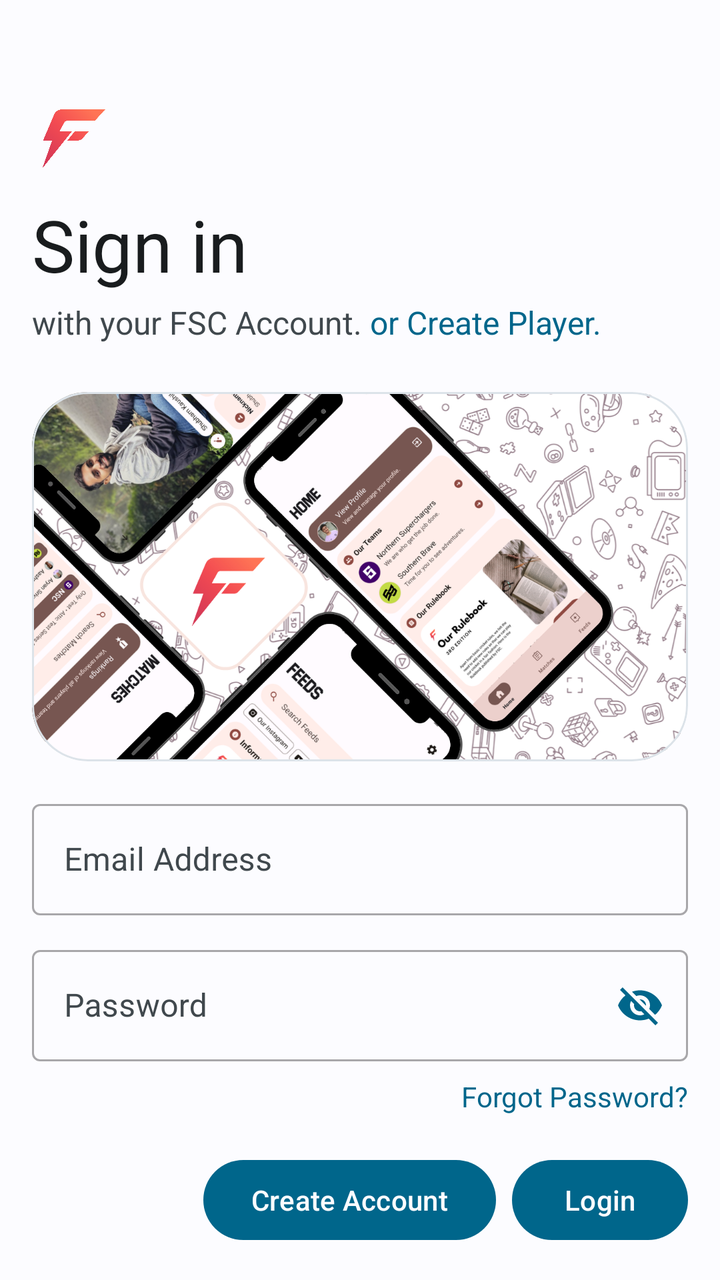
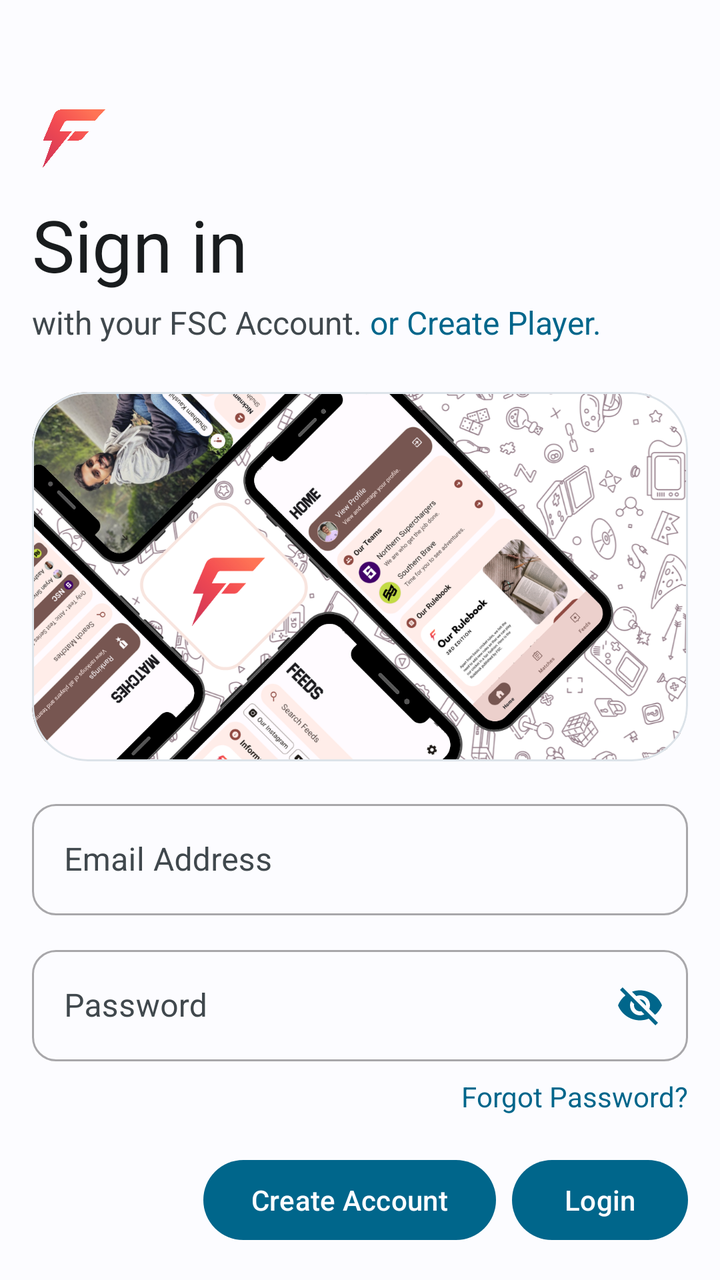

Compare the two renders of this Android layout. The source of the first and the diff that turns it into the second are given below.
<!-- AndroidManifest.xml: application theme Theme.Main -->
<!-- res/layout/activity_login.xml -->
<?xml version="1.0" encoding="utf-8"?>
<androidx.constraintlayout.widget.ConstraintLayout xmlns:android="http://schemas.android.com/apk/res/android"
    xmlns:app="http://schemas.android.com/apk/res-auto"
    xmlns:tools="http://schemas.android.com/tools"
    android:layout_width="match_parent"
    android:background="?attr/screen_background"
    android:layout_height="match_parent"
    tools:context=".Activity.LoginActivity">

    <ImageView
        android:id="@+id/imageView"
        android:layout_width="54dp"
        android:layout_height="54dp"
        android:layout_marginTop="40dp"
        android:layout_marginStart="8dp"
        android:transitionName="logo"
        android:src="@drawable/fsc_logo"
        app:layout_constraintStart_toStartOf="parent"
        app:layout_constraintTop_toTopOf="parent" />

    <TextView
        android:id="@+id/textView2"
        android:layout_width="wrap_content"
        android:layout_height="wrap_content"
        android:layout_gravity="center"
        android:layout_marginStart="16dp"
        android:text="Sign in"
        android:layout_marginTop="4dp"
        android:fontFamily="@font/shirt_no_font"
        android:textColor="?attr/main_text"
        android:textSize="36sp"
        app:layout_constraintStart_toStartOf="parent"
        app:layout_constraintTop_toBottomOf="@+id/imageView" />

    <TextView
        android:layout_width="wrap_content"
        android:id="@+id/sign_text"
        android:layout_height="wrap_content"
        android:text="with your FSC Account."
        android:textColor="?attr/secondary_text"
        android:textSize="16sp"
        android:layout_marginTop="4dp"
        android:layout_marginStart="16dp"
        app:layout_constraintStart_toStartOf="parent"
        app:layout_constraintTop_toBottomOf="@+id/textView2" />

    <TextView
        android:id="@+id/learn_more_btn"
        android:layout_width="wrap_content"
        android:layout_height="wrap_content"
        android:layout_marginTop="4dp"
        android:text=" or Create Player."
        android:textColor="?attr/button_background"
        android:textSize="16sp"
        app:layout_constraintStart_toEndOf="@+id/sign_text"
        app:layout_constraintTop_toBottomOf="@+id/textView2" />

    <androidx.constraintlayout.widget.ConstraintLayout
        android:id="@+id/constraintLayout4"
        android:layout_width="match_parent"
        android:layout_height="wrap_content"
        android:layout_marginHorizontal="16dp"
        android:layout_marginVertical="24dp"
        app:layout_constraintEnd_toEndOf="parent"
        app:layout_constraintStart_toStartOf="parent"
        app:layout_constraintTop_toBottomOf="@id/sign_text">

        <com.google.android.material.card.MaterialCardView
            android:id="@+id/thumbnail_parent"
            android:layout_width="0dp"
            android:layout_height="0dp"
            app:cardBackgroundColor="?attr/ui_background"
            app:cardCornerRadius="28dp"
            app:cardElevation="0dp"
            app:layout_constraintDimensionRatio="16:9"
            app:layout_constraintEnd_toEndOf="parent"
            app:layout_constraintStart_toStartOf="parent"
            app:layout_constraintTop_toTopOf="parent"
            app:strokeColor="?attr/bar_background">

            <ImageView
                android:id="@+id/add_thumbnail"
                android:layout_width="match_parent"
                android:layout_height="match_parent"
                android:scaleType="centerCrop"
                android:src="@drawable/banner_image" />

        </com.google.android.material.card.MaterialCardView>
    </androidx.constraintlayout.widget.ConstraintLayout>

    <com.google.android.material.textfield.TextInputLayout
        android:id="@+id/emaillog_parent"
        style="@style/Widget.MaterialComponents.TextInputLayout.OutlinedBox"
        android:layout_width="match_parent"
        android:layout_height="wrap_content"
        android:layout_marginHorizontal="16dp"
        android:hint="Email Address"
        android:textColorHint="?attr/secondary_text"
        android:layout_marginTop="16dp"
        app:hintTextColor="?attr/button_background"
        app:layout_constraintEnd_toEndOf="parent"
        app:layout_constraintStart_toStartOf="parent"
        app:layout_constraintTop_toBottomOf="@+id/constraintLayout4"
        app:placeholderTextColor="?attr/button_background">

        <com.google.android.material.textfield.TextInputEditText
            android:id="@+id/emaillog"
            android:layout_width="match_parent"
            android:layout_height="wrap_content"
            android:inputType="textEmailAddress"
            android:textColor="?attr/main_text"
            android:textColorHint="?attr/secondary_text" />

    </com.google.android.material.textfield.TextInputLayout>


    <com.google.android.material.textfield.TextInputLayout
        android:id="@+id/passwordlog_parent"
        style="@style/Widget.MaterialComponents.TextInputLayout.OutlinedBox"
        android:layout_width="match_parent"
        android:layout_height="wrap_content"
        android:layout_marginHorizontal="16dp"
        android:hint="Password"
        android:layout_marginTop="12dp"
        android:textColorHint="?attr/secondary_text"
        app:hintTextColor="?attr/button_background"
        app:layout_constraintEnd_toEndOf="parent"
        app:layout_constraintStart_toStartOf="parent"
        app:layout_constraintTop_toBottomOf="@+id/emaillog_parent"
        app:endIconMode="password_toggle"
        app:endIconTint="?attr/button_background"
        app:placeholderTextColor="?attr/button_background">

        <com.google.android.material.textfield.TextInputEditText
            android:id="@+id/passwordlog"
            android:layout_width="match_parent"
            android:layout_height="wrap_content"
            android:inputType="textPassword|textWebPassword|textVisiblePassword"
            android:textColor="?attr/main_text"
            android:textColorHint="?attr/secondary_text" />

    </com.google.android.material.textfield.TextInputLayout>

    <TextView
        android:id="@+id/forgot_password_btn"
        android:layout_width="wrap_content"
        android:layout_height="wrap_content"
        android:text="Forgot Password?"
        android:textColor="?attr/button_background"
        android:textSize="14sp"
        android:layout_marginRight="16dp"
        android:layout_marginTop="8dp"
        app:layout_constraintEnd_toEndOf="parent"
        app:layout_constraintTop_toBottomOf="@+id/passwordlog_parent" />

    <LinearLayout
        android:layout_width="match_parent"
        android:layout_height="wrap_content"
        android:orientation="horizontal"
        android:padding="16dp"
        android:gravity="end"
        android:background="?attr/screen_background"
        app:layout_constraintBottom_toBottomOf="parent"
        app:layout_constraintEnd_toEndOf="parent"
        app:layout_constraintStart_toStartOf="parent">

        <com.google.android.material.button.MaterialButton
            android:id="@+id/supporter_btn"
            android:layout_width="wrap_content"
            android:layout_height="wrap_content"
            android:layout_marginEnd="8dp"
            android:text="Create Account"
            android:textColor="?attr/screen_background"
            app:rippleColor="?attr/bar_ui" />

        <com.google.android.material.button.MaterialButton
            android:id="@+id/sign_in_btn"
            android:layout_width="wrap_content"
            android:layout_height="wrap_content"
            android:text="Login"
            android:textColor="?attr/screen_background"
            app:rippleColor="?attr/bar_ui" />

    </LinearLayout>

</androidx.constraintlayout.widget.ConstraintLayout>
<!-- resources referenced by this layout -->
<resources>
  <!-- drawable banner_image: png bitmap (drawable, 690937 bytes) -->
  <!-- drawable fsc_logo: png bitmap (drawable, 20378 bytes) -->
  <style name="Theme.Main" parent="Theme.Material3.DayNight.NoActionBar">
          <item name="colorPrimary">#8F4A51</item>
          <item name="colorAccent">#8F4A51</item>
          <item name="android:windowContentTransitions">true</item>
          <item name="android:statusBarColor">@android:color/transparent</item>
          <item name="android:navigationBarColor">#FFFBFF</item>
          <item name="screen_background">#FFFBFF</item>
          <item name="ui_background">#FFECED</item>
          <item name="bar_background">#F4DDDE</item>
          <item name="bar_ui">#765658</item>
          <item name="navigation">#Ead0d1</item>
          <item name="button_background">#8F4A51</item>
          <item name="main_text">#201A1A</item>
          <item name="secondary_text">#524344</item>
          <item name="outline">#998E8E</item>
      </style>
</resources>

<!-- the commit's change to res/layout/activity_login.xml (unified diff, before → after) -->
@@ -92,6 +92,10 @@
         android:id="@+id/emaillog_parent"
         style="@style/Widget.MaterialComponents.TextInputLayout.OutlinedBox"
         android:layout_width="match_parent"
+        app:boxCornerRadiusBottomEnd="12.dp"
+        app:boxCornerRadiusBottomStart="12.dp"
+        app:boxCornerRadiusTopEnd="12.dp"
+        app:boxCornerRadiusTopStart="12.dp"
         android:layout_height="wrap_content"
         android:layout_marginHorizontal="16dp"
         android:hint="Email Address"
@@ -118,6 +122,10 @@
         android:id="@+id/passwordlog_parent"
         style="@style/Widget.MaterialComponents.TextInputLayout.OutlinedBox"
         android:layout_width="match_parent"
+        app:boxCornerRadiusBottomEnd="12.dp"
+        app:boxCornerRadiusBottomStart="12.dp"
+        app:boxCornerRadiusTopEnd="12.dp"
+        app:boxCornerRadiusTopStart="12.dp"
         android:layout_height="wrap_content"
         android:layout_marginHorizontal="16dp"
         android:hint="Password"
